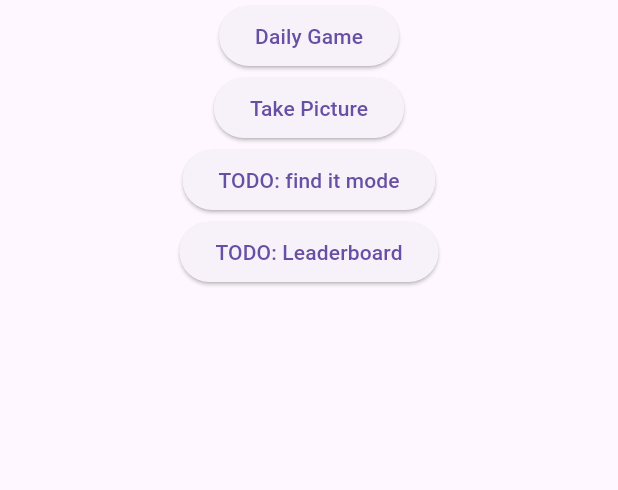
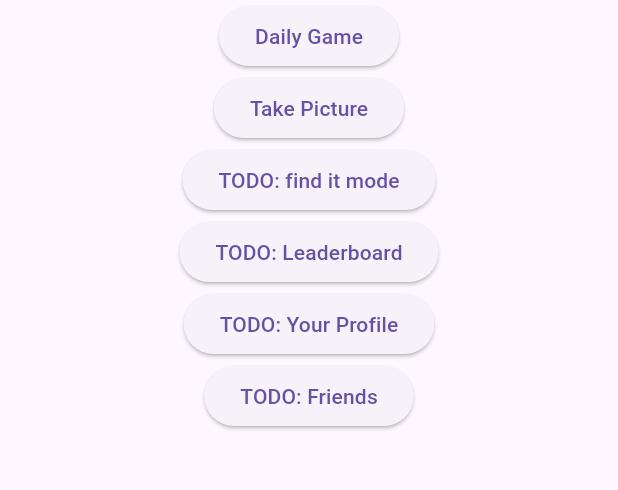
Before and after one commit to Bcutch/UoGuessr, a Flutter app: the screen it shows after launch, on a phone screen of 412 x 824 dp, the part 84-574 px from its top. Run offline on Flutter 3.47's test engine with Material 3 defaults, Android fonts, the phone set to English and light mode, and no system bars; our stand-ins replace flutter_dotenv, geolocator, get_it, go_router, google_maps_flutter, image_picker and 3 more; accounts and stored records are empty.

Commit message:
added buttons for future features to be implemented

```diff
--- a/lib/screens/home_screen.dart
+++ b/lib/screens/home_screen.dart
@@ -36,6 +36,14 @@ class _HomeScreenScreenState extends State<HomeScreen> {
                 onPressed: () {},
                 child: Text('TODO: Leaderboard'),
               ),
+              ElevatedButton(
+                onPressed: () {},
+                child: Text('TODO: Your Profile'),
+              ),
+              ElevatedButton(
+                onPressed: () {},
+                child: Text('TODO: Friends'),
+              ),
             ],
           ),
         ),
```
